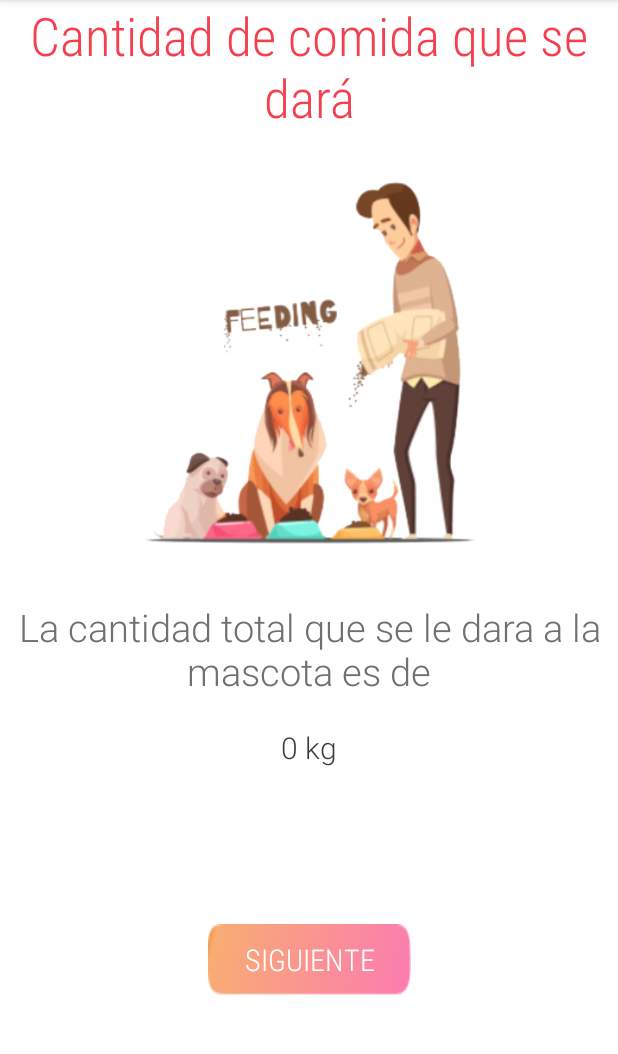
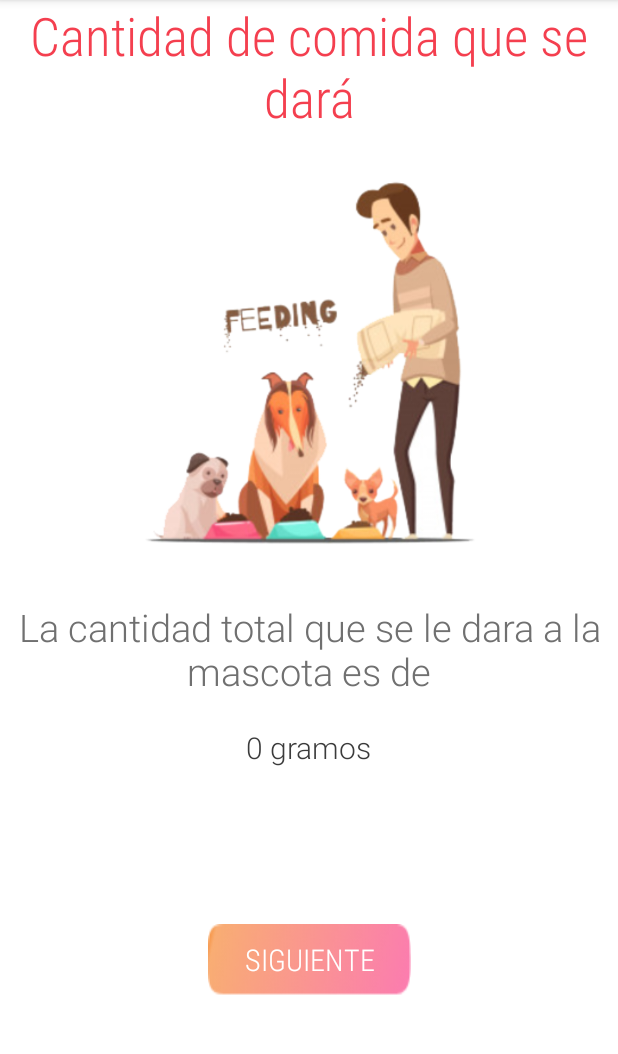
Before and after one commit to NEW10N/MySpender, an Android app: the fragment CantidadttFragment shown on its own in the app's theme, on a phone screen of 412 x 824 dp, the part 84-1138 px from its top. Run offline under Robolectric (Android 15) with nearby library versions, the phone set to English and light mode, and no system bars.

Commit message:
Implementación del envio de datos entre fragments del sistema difuso adulto

```diff
--- a/app/src/main/java/com/example/my_spender/ui/configuraciones/CantidadttFragment.java
+++ b/app/src/main/java/com/example/my_spender/ui/configuraciones/CantidadttFragment.java
@@ -5,6 +5,7 @@
 import android.view.View;
 import android.view.ViewGroup;
 import android.widget.Button;
+import android.widget.TextView;
 import android.widget.Toast;
 
 import androidx.annotation.Nullable;
@@ -18,12 +19,26 @@
 public class CantidadttFragment extends Fragment {
 
     private Button shora;
+    private TextView infoCroquetas;
+    private int cantidad;
+
+    @Override
+    public void onCreate(@Nullable Bundle savedInstanceState) {
+        super.onCreate(savedInstanceState);
+
+        if(getArguments() != null){
+            cantidad = getArguments().getInt("Croquetas");
+        }
+    }
 
     @Override
     @Nullable
     public View onCreateView(LayoutInflater inflater, @Nullable ViewGroup container, @Nullable Bundle savedInstanceState){
         View view =inflater.inflate(R.layout.fragment_cantidadantes, container, false);
         shora = (Button) view.findViewById(R.id.btnshora);
+        infoCroquetas = view.findViewById(R.id.textPorciontotal);
+
+        infoCroquetas.setText(cantidad + " gramos");
 
         shora.setOnClickListener(new View.OnClickListener() {
             @Override
```
Also changed, not shown: app/src/main/java/com/example/my_spender/SistemaDifusoAdulto.java (+15 -2 lines).
